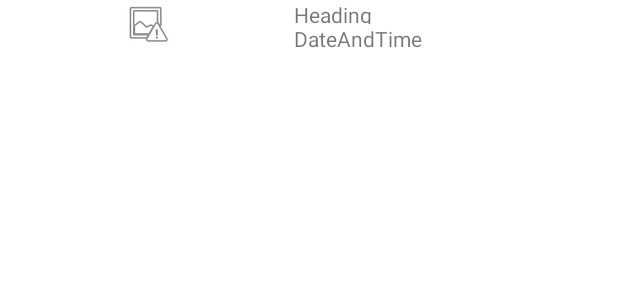
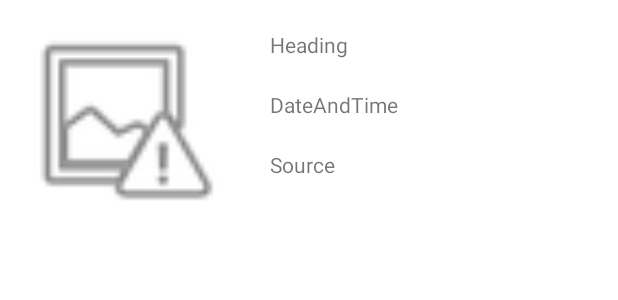
Before and after one commit to AnkitSingh1o1/NewsApplication, an Android app: the layout list_item.xml on its own in the app's theme, with its tools: preview values and no code run, on a phone screen of 412 x 824 dp. Shown: the top 300 px of the screen. Run offline under Robolectric (Android 15) with nearby library versions, the phone set to English and light mode, and no system bars.

```diff
--- a/app/build.gradle
+++ b/app/build.gradle
@@ -30,7 +30,7 @@ android {
 dependencies {
 
     //Added Extra
-    implementation 'androidx.recyclerview:recyclerview:1.1.0'
+    implementation 'androidx.recyclerview:recyclerview:1.2.1'
     implementation 'com.github.bumptech.glide:glide:4.13.0'
     annotationProcessor 'com.github.bumptech.glide:compiler:4.13.0'
 
--- a/app/src/main/AndroidManifest.xml
+++ b/app/src/main/AndroidManifest.xml
@@ -1,6 +1,5 @@
 <?xml version="1.0" encoding="utf-8"?>
 <manifest xmlns:android="http://schemas.android.com/apk/res/android"
-    xmlns:tools="http://schemas.android.com/tools"
     package="com.example.newsapplication">
 
     <uses-permission android:name="android.permission.ACCESS_NETWORK_STATE" />
@@ -8,14 +7,11 @@
 
     <application
         android:allowBackup="true"
-        android:dataExtractionRules="@xml/data_extraction_rules"
-        android:fullBackupContent="@xml/backup_rules"
         android:icon="@mipmap/ic_launcher"
         android:label="@string/app_name"
         android:roundIcon="@mipmap/ic_launcher_round"
         android:supportsRtl="true"
-        android:theme="@style/Theme.NewsApplication"
-        tools:targetApi="31">
+        android:theme="@style/Theme.NewsApplication">
         <activity
             android:name=".MainActivity"
             android:exported="true">
--- a/app/src/main/java/com/example/newsapplication/ANews.java
+++ b/app/src/main/java/com/example/newsapplication/ANews.java
@@ -2,8 +2,8 @@ package com.example.newsapplication;
 
 public class ANews {
     //variables
-    private String nHeading;
-    private String nTime;
+    private final String nHeading;
+    private final String nTime;
     private String nSource;
     public String nThumbnail;
 
--- a/app/src/main/java/com/example/newsapplication/MainActivity.java
+++ b/app/src/main/java/com/example/newsapplication/MainActivity.java
@@ -7,8 +7,6 @@ import androidx.fragment.app.FragmentManager;
 import androidx.fragment.app.FragmentTransaction;
 
 public class MainActivity extends AppCompatActivity {
-
-
 
     @Override
     protected void onCreate(Bundle savedInstanceState) {
--- a/app/src/main/res/layout/activity_main.xml
+++ b/app/src/main/res/layout/activity_main.xml
@@ -98,6 +98,7 @@
         android:id="@+id/frameLayout"
         android:layout_width="match_parent"
         android:layout_height="621dp"
+        android:layout_marginTop="10dp"
         app:layout_constraintBottom_toBottomOf="parent"
         app:layout_constraintEnd_toEndOf="parent"
         app:layout_constraintStart_toStartOf="parent"
--- a/app/src/main/res/layout/list_item.xml
+++ b/app/src/main/res/layout/list_item.xml
@@ -3,19 +3,22 @@
     xmlns:app="http://schemas.android.com/apk/res-auto"
     android:layout_width="match_parent"
     android:layout_height="wrap_content"
-    android:orientation="horizontal" >
+    android:orientation="horizontal">
 
     <ImageView
         android:id="@+id/imageView"
-        android:layout_width="wrap_content"
-        android:layout_height="wrap_content"
-        android:layout_weight="1"
+        android:layout_width="160dp"
+        android:layout_height="160dp"
+        android:layout_gravity="center_horizontal"
+        android:adjustViewBounds="true"
+        android:padding="10dp"
+        android:scaleType="centerCrop"
         app:srcCompat="@android:drawable/ic_menu_report_image" />
 
     <LinearLayout
         android:layout_width="wrap_content"
         android:layout_height="match_parent"
-        android:layout_weight="1"
+        android:layout_margin="20dp"
         android:orientation="vertical">
 
         <TextView
@@ -27,10 +30,17 @@
 
         <TextView
             android:id="@+id/time"
-            android:layout_width="match_parent"
+            android:layout_width="wrap_content"
             android:layout_height="wrap_content"
             android:layout_weight="1"
             android:text="DateAndTime" />
+
+        <TextView
+            android:id="@+id/source"
+            android:layout_width="wrap_content"
+            android:layout_height="wrap_content"
+            android:layout_weight="1"
+            android:text="Source" />
     </LinearLayout>
 
 </LinearLayout>
```
Also changed, not shown: app/src/main/java/com/example/newsapplication/MainListFragment.java (+10 -11 lines), app/src/main/java/com/example/newsapplication/NewsAdapter.java (+11 -9 lines), app/src/main/java/com/example/newsapplication/NewsLoader.java (+1 -10 lines), app/src/main/java/com/example/newsapplication/QueryUtils.java (+27 -21 lines).
